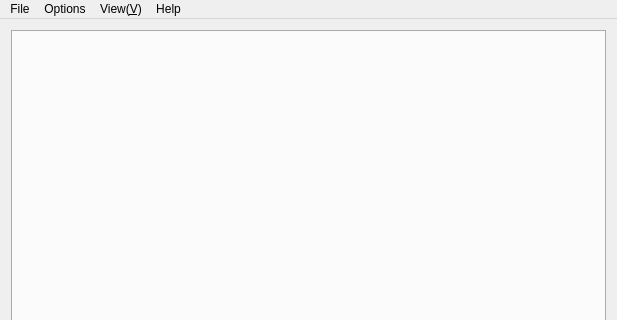
Before: the Qt Designer form src/xml/MainWindow.ui in PHAMNIIT147/TrafficGo, drawn with Qt 5; both pictures show x 0 to 617 and y 0 to 320 of the 617 by 800 pixel window.
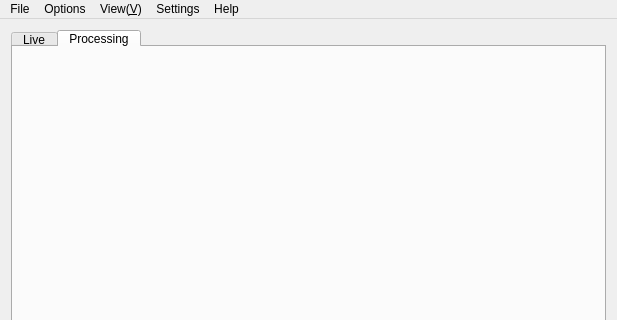
After: the same form once the commit is applied.

The edit to the form file:
```diff
--- a/src/xml/MainWindow.ui
+++ b/src/xml/MainWindow.ui
@@ -26,7 +26,7 @@
    <string>qt-opencv-multithreaded</string>
   </property>
   <widget class="QWidget" name="centralWidget">
-   <layout class="QVBoxLayout" name="verticalLayout" stretch="1">
+   <layout class="QVBoxLayout" name="verticalLayout" stretch="0">
     <item>
      <widget class="QTabWidget" name="tabWidget">
       <property name="sizePolicy">
@@ -44,6 +44,16 @@
       <property name="tabsClosable">
        <bool>false</bool>
       </property>
+      <widget class="QWidget" name="LiveCamera">
+       <attribute name="title">
+        <string>Live</string>
+       </attribute>
+      </widget>
+      <widget class="QWidget" name="Processing">
+       <attribute name="title">
+        <string>Processing</string>
+       </attribute>
+      </widget>
      </widget>
     </item>
    </layout>
@@ -54,7 +64,7 @@
      <x>0</x>
      <y>0</y>
      <width>617</width>
-     <height>26</height>
+     <height>22</height>
     </rect>
    </property>
    <widget class="QMenu" name="menuFile">
@@ -81,9 +91,32 @@
     </property>
     <addaction name="actionFullScreen"/>
    </widget>
+   <widget class="QMenu" name="menuSettings">
+    <property name="title">
+     <string>Settings</string>
+    </property>
+    <widget class="QMenu" name="menuLanguages">
+     <property name="title">
+      <string>Languages</string>
+     </property>
+     <addaction name="actionEnglish"/>
+     <addaction name="actionVietnamese"/>
+    </widget>
+    <widget class="QMenu" name="menuThemes">
+     <property name="title">
+      <string>Themes</string>
+     </property>
+     <addaction name="actionDark"/>
+     <addaction name="actionWhite"/>
+    </widget>
+    <addaction name="menuLanguages"/>
+    <addaction name="menuThemes"/>
+    <addaction name="actionConfiguration"/>
+   </widget>
    <addaction name="menuFile"/>
    <addaction name="menuOptions"/>
    <addaction name="menuView"/>
+   <addaction name="menuSettings"/>
    <addaction name="menuHelp"/>
   </widget>
   <action name="actionAbout">
```
Left out of the diff: 41 changed lines with no effect on the pictures.
